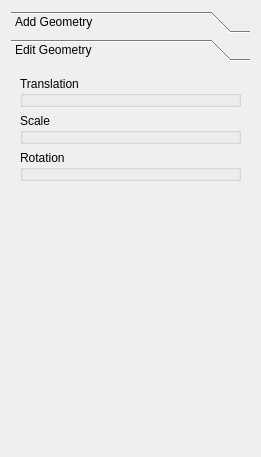
First picture: the form in SIM-VICUS/src/SVPropEditGeometry.ui, repository ghorwin/SIM-VICUS, before the edit.
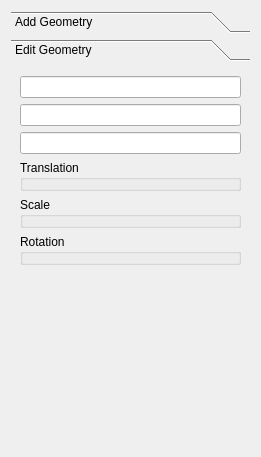
Second picture: the form after the edit. The open tabs and pages were chosen to show the change.

Commit message: Modified View State of Property Widget

```diff
--- a/SIM-VICUS/src/SVPropEditGeometry.ui
+++ b/SIM-VICUS/src/SVPropEditGeometry.ui
@@ -13,8 +13,8 @@
   <property name="windowTitle">
    <string>Form</string>
   </property>
-  <layout class="QVBoxLayout" name="verticalLayout_2">
-   <item>
+  <layout class="QGridLayout" name="gridLayout_2">
+   <item row="0" column="0">
     <widget class="QToolBox" name="toolBoxGeometry">
      <property name="currentIndex">
       <number>0</number>
@@ -86,14 +86,23 @@
        <rect>
         <x>0</x>
         <y>0</y>
-        <width>243</width>
-        <height>377</height>
+        <width>249</width>
+        <height>401</height>
        </rect>
       </property>
       <attribute name="label">
        <string>Edit Geometry</string>
       </attribute>
       <layout class="QVBoxLayout" name="verticalLayout">
+       <item>
+        <widget class="QLineEdit" name="lineEditXValue"/>
+       </item>
+       <item>
+        <widget class="QLineEdit" name="lineEditYValue"/>
+       </item>
+       <item>
+        <widget class="QLineEdit" name="lineEdit"/>
+       </item>
        <item>
         <widget class="QGroupBox" name="groupBox">
          <property name="title">
```
Left out of the diff: 6 changed lines with no effect on the pictures. The commit also changes 5 other files.
